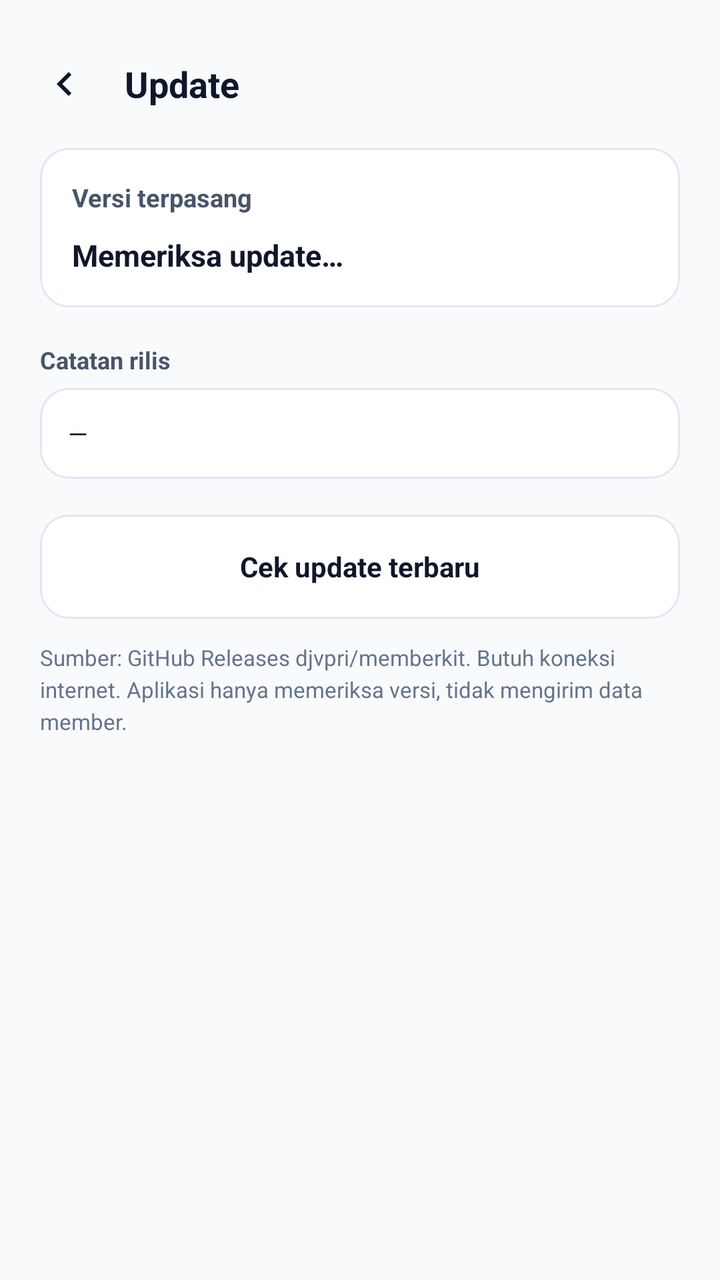
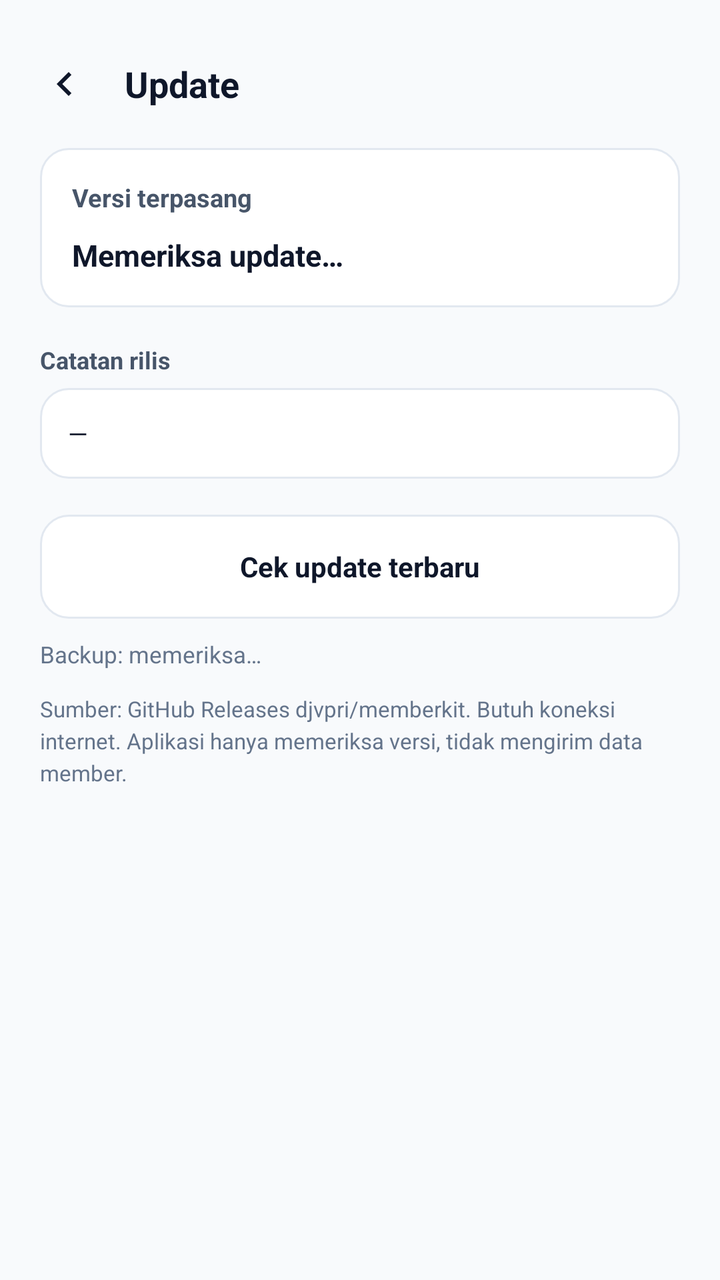

Before-and-after screenshots of an Android layout around one commit, followed by the original layout XML and the change that was made.
<!-- AndroidManifest.xml: application theme Theme.MemberKit -->
<!-- res/layout/activity_update.xml -->
<?xml version="1.0" encoding="utf-8"?>
<LinearLayout xmlns:android="http://schemas.android.com/apk/res/android"
    android:layout_width="match_parent"
    android:layout_height="match_parent"
    android:background="@color/bg"
    android:orientation="vertical">

    <LinearLayout
        android:layout_width="match_parent"
        android:layout_height="wrap_content"
        android:gravity="center_vertical"
        android:orientation="horizontal"
        android:paddingStart="20dp"
        android:paddingEnd="20dp"
        android:paddingTop="18dp"
        android:paddingBottom="8dp">

        <ImageButton
            android:id="@+id/back"
            android:layout_width="48dp"
            android:layout_height="48dp"
            android:layout_marginStart="-12dp"
            android:background="?attr/selectableItemBackgroundBorderless"
            android:contentDescription="Kembali"
            android:src="@drawable/ic_back" />

        <TextView
            android:layout_width="wrap_content"
            android:layout_height="wrap_content"
            android:layout_marginStart="6dp"
            android:text="Update"
            android:textColor="@color/fg"
            android:textSize="18sp"
            android:textStyle="bold" />
    </LinearLayout>

    <ScrollView
        android:layout_width="match_parent"
        android:layout_height="0dp"
        android:layout_weight="1"
        android:fillViewport="true">

        <LinearLayout
            android:layout_width="match_parent"
            android:layout_height="wrap_content"
            android:orientation="vertical"
            android:paddingStart="20dp"
            android:paddingEnd="20dp"
            android:paddingBottom="24dp">

            <LinearLayout
                android:layout_width="match_parent"
                android:layout_height="wrap_content"
                android:background="@drawable/bg_card"
                android:orientation="vertical"
                android:padding="16dp">

                <TextView
                    android:id="@+id/current"
                    android:layout_width="match_parent"
                    android:layout_height="wrap_content"
                    android:text="Versi terpasang"
                    android:textColor="@color/fg2"
                    android:textSize="12.5sp"
                    android:textStyle="bold" />

                <TextView
                    android:id="@+id/status"
                    android:layout_width="match_parent"
                    android:layout_height="wrap_content"
                    android:layout_marginTop="10dp"
                    android:text="Memeriksa update…"
                    android:textColor="@color/fg"
                    android:textSize="15sp"
                    android:textStyle="bold"
                    android:lineSpacingExtra="3dp" />

                <TextView
                    android:id="@+id/action"
                    android:layout_width="match_parent"
                    android:layout_height="48dp"
                    android:layout_marginTop="14dp"
                    android:background="@drawable/bg_btn"
                    android:clickable="true"
                    android:focusable="true"
                    android:gravity="center"
                    android:text="Unduh &amp; pasang"
                    android:textColor="#FFFFFF"
                    android:textSize="14sp"
                    android:textStyle="bold"
                    android:visibility="gone" />
            </LinearLayout>

            <TextView
                android:layout_width="match_parent"
                android:layout_height="wrap_content"
                android:layout_marginTop="18dp"
                android:text="Catatan rilis"
                android:textColor="@color/fg2"
                android:textSize="12sp"
                android:textStyle="bold" />

            <TextView
                android:id="@+id/notes"
                android:layout_width="match_parent"
                android:layout_height="wrap_content"
                android:layout_marginTop="6dp"
                android:background="@drawable/bg_card"
                android:lineSpacingExtra="4dp"
                android:padding="14dp"
                android:text="—"
                android:textColor="@color/fg"
                android:textSize="12.5sp" />

            <TextView
                android:id="@+id/checkBtn"
                android:layout_width="match_parent"
                android:layout_height="52dp"
                android:layout_marginTop="18dp"
                android:background="@drawable/bg_card"
                android:clickable="true"
                android:focusable="true"
                android:gravity="center"
                android:text="Cek update terbaru"
                android:textColor="@color/fg"
                android:textSize="14sp"
                android:textStyle="bold" />

            <TextView
                android:layout_width="match_parent"
                android:layout_height="wrap_content"
                android:layout_marginTop="12dp"
                android:text="Sumber: GitHub Releases djvpri/memberkit. Butuh koneksi internet. Aplikasi hanya memeriksa versi, tidak mengirim data member."
                android:textColor="@color/muted"
                android:textSize="11sp"
                android:lineSpacingExtra="3dp" />
        </LinearLayout>
    </ScrollView>
</LinearLayout>
<!-- resources referenced by this layout -->
<resources>
  <color name="bg">#FFF8FAFC</color>
  <color name="fg">#FF0F172A</color>
  <color name="fg2">#FF475569</color>
  <color name="muted">#FF64748B</color>
  <!-- drawable bg_btn (drawable) -->
  <?xml version="1.0" encoding="utf-8"?>
  <selector xmlns:android="http://schemas.android.com/apk/res/android">
      <item android:state_pressed="true">
          <shape android:shape="rectangle">
              <solid android:color="@color/primary_deep" />
              <corners android:radius="14dp" />
          </shape>
      </item>
      <item>
          <shape android:shape="rectangle">
              <solid android:color="@color/primary_dark" />
              <corners android:radius="14dp" />
          </shape>
      </item>
  </selector>
  <!-- drawable bg_card (drawable) -->
  <?xml version="1.0" encoding="utf-8"?>
  <shape xmlns:android="http://schemas.android.com/apk/res/android" android:shape="rectangle">
      <solid android:color="@color/card" />
      <stroke android:width="1dp" android:color="@color/border" />
      <corners android:radius="14dp" />
  </shape>
  <!-- drawable ic_back (drawable) -->
  <vector xmlns:android="http://schemas.android.com/apk/res/android"
      android:width="24dp" android:height="24dp"
      android:viewportWidth="24" android:viewportHeight="24">
      <path android:fillColor="#0F172A" android:pathData="M15.4,7.4L14,6l-6,6 6,6 1.4,-1.4L10.8,12z" />
  </vector>
  <style name="Theme.MemberKit" parent="Theme.Material3.Light.NoActionBar">
          <item name="colorPrimary">@color/primary_deep</item>
          <item name="colorOnPrimary">#FFFFFFFF</item>
          <item name="colorSecondary">@color/primary</item>
          <item name="colorSurface">@color/card</item>
          <item name="colorOnSurface">@color/fg</item>
          <item name="android:colorBackground">@color/bg</item>
          <item name="android:statusBarColor">@color/bg</item>
          <item name="android:navigationBarColor">@color/card</item>
          <item name="android:windowLightStatusBar">true</item>
          <item name="android:windowLightNavigationBar" tools:targetApi="27">true</item>
      </style>
  <color name="primary_deep">#FF115E59</color>
  <color name="primary_dark">#FF0F766E</color>
  <color name="card">#FFFFFFFF</color>
  <color name="border">#FFE2E8F0</color>
  <color name="primary">#FF0D9488</color>
</resources>

<!-- the commit's change to res/layout/activity_update.xml (unified diff, before → after) -->
@@ -127,6 +127,15 @@
                 android:textStyle="bold" />
 
             <TextView
+                android:id="@+id/backupInfo"
+                android:layout_width="match_parent"
+                android:layout_height="wrap_content"
+                android:layout_marginTop="10dp"
+                android:text="Backup: memeriksa…"
+                android:textColor="@color/muted"
+                android:textSize="11.5sp" />
+
+            <TextView
                 android:layout_width="match_parent"
                 android:layout_height="wrap_content"
                 android:layout_marginTop="12dp"
